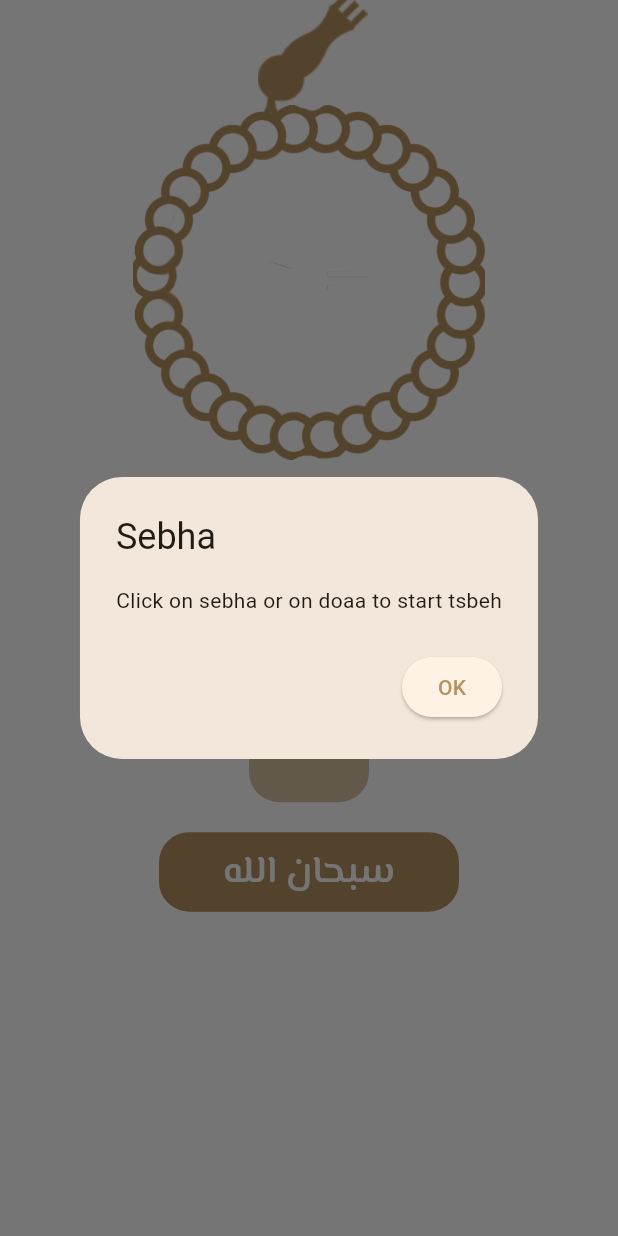
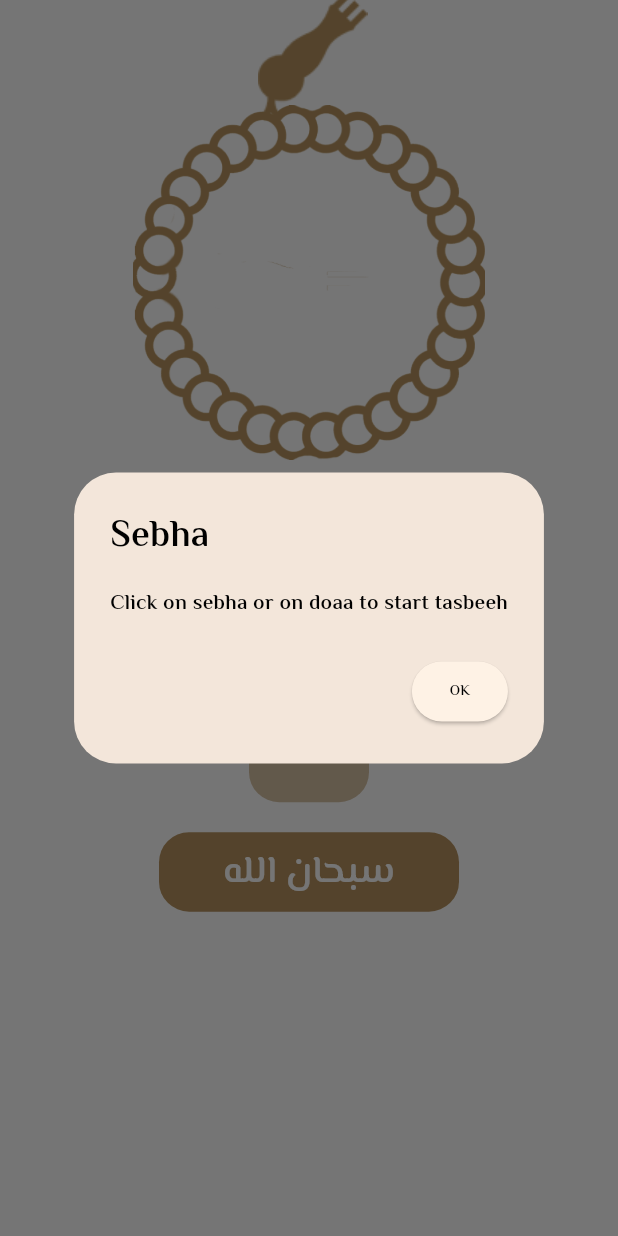
Before and after one commit to NadaMohamedMedhat/Iqra, a Flutter app: the SebhaTab widget shown alone on an empty page, opened directly, on a phone screen of 412 x 824 dp. Run offline on Flutter 3.47's test engine with Material 3 defaults, Android fonts, the phone set to English and light mode, and no system bars; our stand-ins replace flutter_screenutil, google_fonts, lottie; missing offline and left inert: flutter_islamic_icons.

Commit message:
-add style to alert dialog

```diff
--- a/lib/presentation/home/tabs/sebha/sebha_tab.dart
+++ b/lib/presentation/home/tabs/sebha/sebha_tab.dart
@@ -55,11 +55,24 @@ class _SebhaTabState extends State<SebhaTab> {
       context: context,
       builder: (BuildContext context) {
         return AlertDialog(
-          title: const Text('Sebha'),
-          content: const Text('Click on sebha or on doaa to start tsbeh'),
+          title: Text(
+            'Sebha',
+            style: Theme.of(context).textTheme.titleMedium,
+          ),
+          content: Text(
+            'Click on sebha or on doaa to start tasbeeh',
+            style: Theme.of(context).textTheme.titleMedium?.copyWith(
+              fontSize: 15.sp
+            ),
+          ),
           actions: [
             ElevatedButton(
-              child: const Text('OK'),
+              child: Text(
+                'OK',
+                style: Theme.of(context).textTheme.titleMedium?.copyWith(
+                  fontSize: 10.sp
+                ),
+              ),
               onPressed: () {
                 Navigator.of(context).pop();
               },
```
